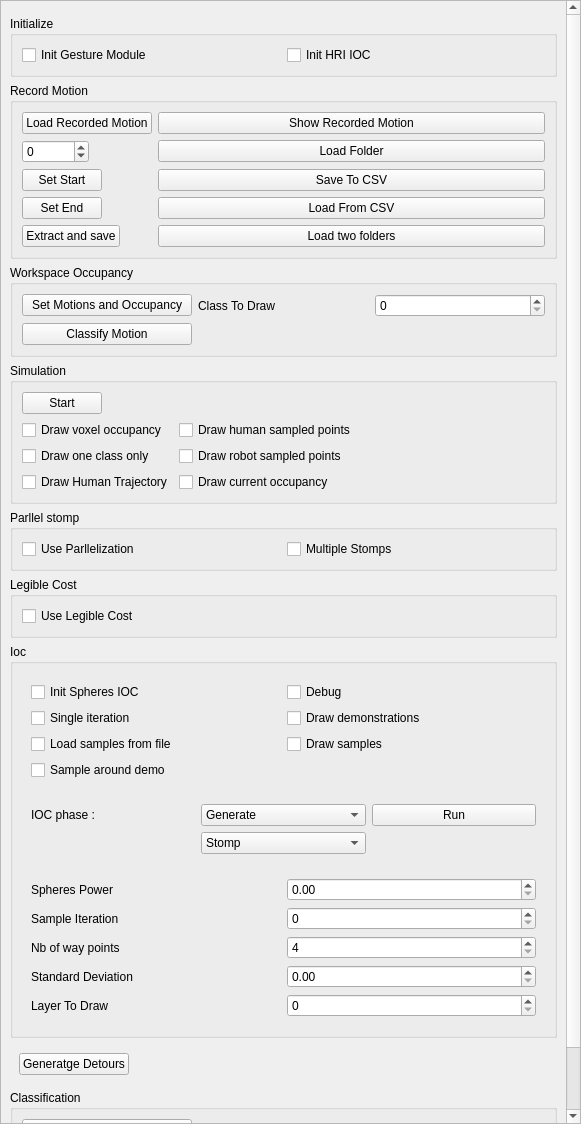
First picture: the form in src/move3d-qt-gui-libs/src/qtMainInterface/sideWidgets/qtHriGesture.ui, repository jmainpri/move3d-studio, before the edit.
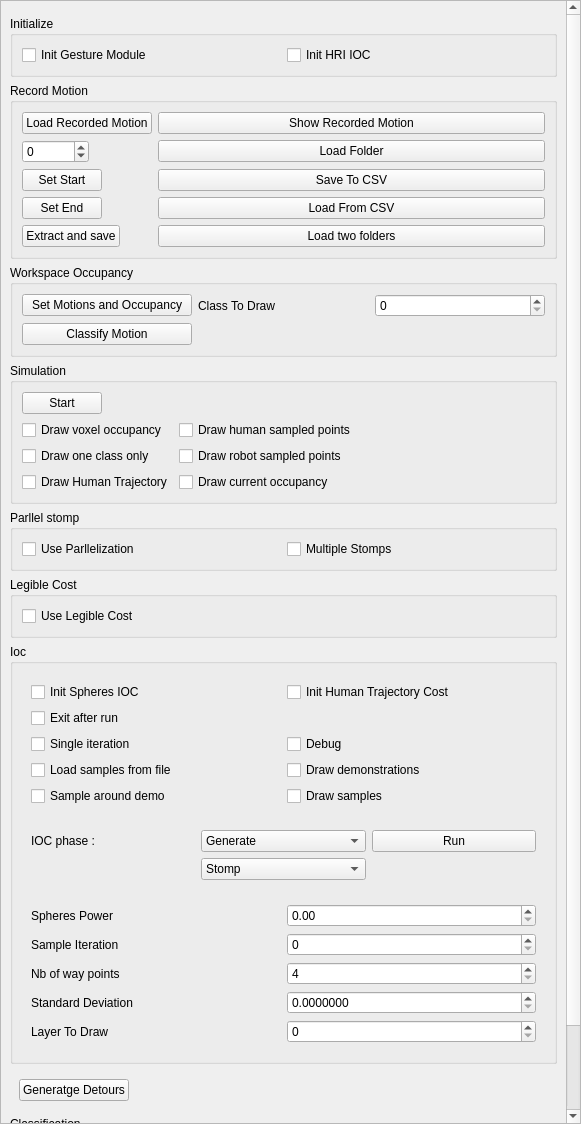
Second picture: the form after the edit.

```diff
--- a/src/move3d-qt-gui-libs/src/qtMainInterface/sideWidgets/qtHriGesture.ui
+++ b/src/move3d-qt-gui-libs/src/qtMainInterface/sideWidgets/qtHriGesture.ui
@@ -35,9 +35,9 @@
       <property name="geometry">
        <rect>
         <x>0</x>
-        <y>-109</y>
+        <y>-142</y>
         <width>563</width>
-        <height>1264</height>
+        <height>1292</height>
        </rect>
       </property>
       <layout class="QVBoxLayout" name="verticalLayout_24">
@@ -297,27 +297,48 @@
           <item>
            <widget class="QWidget" name="widget_4" native="true">
             <layout class="QGridLayout" name="gridLayout_2">
-             <item row="2" column="0">
-              <widget class="QCheckBox" name="checkBoxLoadSampleFromFile">
+             <item row="3" column="1">
+              <widget class="QCheckBox" name="checkBoxDrawDemonstrations">
                <property name="text">
-                <string>Load samples from file</string>
-               </property>
-              </widget>
-             </item>
-             <item row="1" column="0">
-              <widget class="QCheckBox" name="checkBoxSingleIteration">
-               <property name="text">
-                <string>Single iteration</string>
+                <string>Draw demonstrations</string>
                </property>
               </widget>
              </item>
              <item row="0" column="1">
+              <widget class="QCheckBox" name="checkBoxInitHumanTrajCost">
+               <property name="text">
+                <string>Init Human Trajectory Cost</string>
+               </property>
+              </widget>
+             </item>
+             <item row="2" column="1">
               <widget class="QCheckBox" name="checkBoxGestureDebug">
                <property name="text">
                 <string>Debug</string>
                </property>
               </widget>
              </item>
+             <item row="2" column="0">
+              <widget class="QCheckBox" name="checkBoxSingleIteration">
+               <property name="text">
+                <string>Single iteration</string>
+               </property>
+              </widget>
+             </item>
+             <item row="3" column="0">
+              <widget class="QCheckBox" name="checkBoxLoadSampleFromFile">
+               <property name="text">
+                <string>Load samples from file</string>
+               </property>
+              </widget>
+             </item>
+             <item row="4" column="0">
+              <widget class="QCheckBox" name="checkBoxSampleAroundDemo">
+               <property name="text">
+                <string>Sample around demo</string>
+               </property>
+              </widget>
+             </item>
              <item row="0" column="0">
               <widget class="QCheckBox" name="checkBoxInitSphereCost">
                <property name="text">
@@ -325,24 +346,17 @@
                </property>
               </widget>
              </item>
-             <item row="1" column="1">
-              <widget class="QCheckBox" name="checkBoxDrawDemonstrations">
-               <property name="text">
-                <string>Draw demonstrations</string>
-               </property>
-              </widget>
-             </item>
-             <item row="2" column="1">
+             <item row="4" column="1">
               <widget class="QCheckBox" name="checkBoxDrawSamples">
                <property name="text">
                 <string>Draw samples</string>
                </property>
               </widget>
              </item>
-             <item row="3" column="0">
-              <widget class="QCheckBox" name="checkBoxSampleAroundDemo">
+             <item row="1" column="0">
+              <widget class="QCheckBox" name="checkBoxIocExitAfterRun">
                <property name="text">
-                <string>Sample around demo</string>
+                <string>Exit after run</string>
                </property>
               </widget>
              </item>
@@ -450,7 +464,11 @@
               </widget>
              </item>
              <item row="3" column="1">
-              <widget class="QDoubleSpinBox" name="doubleSpinBoxStandardDev"/>
+              <widget class="QDoubleSpinBox" name="doubleSpinBoxStandardDev">
+               <property name="decimals">
+                <number>7</number>
+               </property>
+              </widget>
              </item>
              <item row="1" column="1">
               <widget class="QSpinBox" name="spinBoxSampleIteration"/>
```
